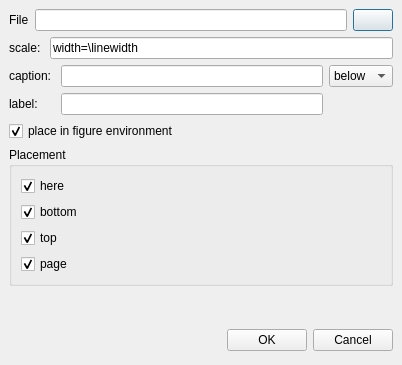
Before: the Qt Designer form insertgraphics.ui in svn2github/texstudio-trunk, drawn with Qt 5.
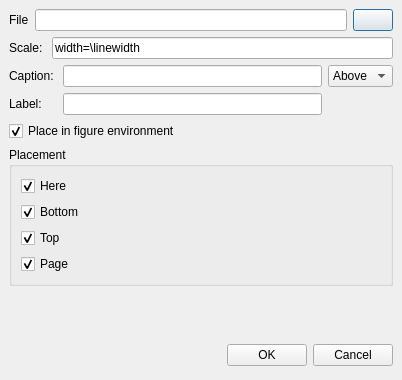
After: the same form once the commit is applied. Icons and pictures are not drawn.

Commit message: Insert Graphics dialogue title is now translateable, and some corrected strings

```diff
--- a/insertgraphics.ui
+++ b/insertgraphics.ui
@@ -7,7 +7,7 @@
     <x>0</x>
     <y>0</y>
     <width>402</width>
-    <height>365</height>
+    <height>380</height>
    </rect>
   </property>
   <layout class="QVBoxLayout" name="verticalLayout">
@@ -81,7 +81,7 @@
      <item>
       <widget class="QLabel" name="label_4">
        <property name="text">
-        <string>scale: </string>
+        <string>Scale: </string>
        </property>
       </widget>
      </item>
@@ -102,14 +102,14 @@
      <item row="0" column="0">
       <widget class="QLabel" name="label_2">
        <property name="text">
-        <string>caption: </string>
+        <string>Caption: </string>
        </property>
       </widget>
      </item>
      <item row="2" column="0">
       <widget class="QLabel" name="label_3">
        <property name="text">
-        <string>label: </string>
+        <string>Label: </string>
        </property>
       </widget>
      </item>
@@ -119,16 +119,16 @@
      <item row="0" column="3">
       <widget class="QComboBox" name="cbPosition">
        <property name="currentIndex">
-        <number>1</number>
+        <number>0</number>
        </property>
        <item>
         <property name="text">
-         <string>above</string>
+         <string>Above</string>
         </property>
        </item>
        <item>
         <property name="text">
-         <string>below</string>
+         <string>Below</string>
         </property>
        </item>
       </widget>
@@ -138,7 +138,7 @@
    <item>
     <widget class="QCheckBox" name="cbFloat">
      <property name="text">
-      <string>place in figure environment</string>
+      <string>Place in figure environment</string>
      </property>
      <property name="checked">
       <bool>true</bool>
@@ -157,7 +157,7 @@
       <item>
        <widget class="QCheckBox" name="cbHere">
         <property name="text">
-         <string>here</string>
+         <string>Here</string>
         </property>
         <property name="checked">
          <bool>true</bool>
@@ -167,7 +167,7 @@
       <item>
        <widget class="QCheckBox" name="cbBottom">
         <property name="text">
-         <string>bottom</string>
+         <string>Bottom</string>
         </property>
         <property name="checked">
          <bool>true</bool>
@@ -177,7 +177,7 @@
       <item>
        <widget class="QCheckBox" name="cbTop">
         <property name="text">
-         <string>top</string>
+         <string>Top</string>
         </property>
         <property name="checked">
          <bool>true</bool>
@@ -187,7 +187,7 @@
       <item>
        <widget class="QCheckBox" name="cbPage">
         <property name="text">
-         <string>page</string>
+         <string>Page</string>
         </property>
         <property name="checked">
          <bool>true</bool>
```
The commit also changes 1 other file.
